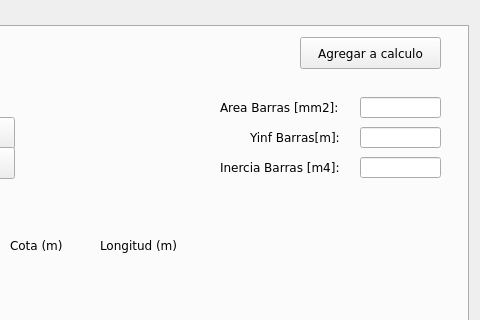
Above: ui_files/herramienta_trapecios_windows.ui from Sady-Guzman/herramienta_practica before the change; both pictures show x 682 to 1162 and y 0 to 320 of the 1162 by 677 pixel window. Below: the same form after it.
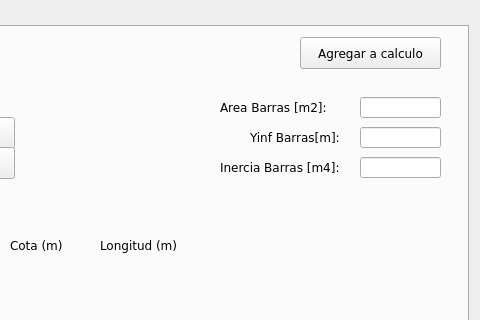
That is the form after the change. The open tabs and pages were chosen to show the change. Icons and pictures are not drawn.

Commit message: cambia etiqueta  area armadura pasiva de mm2 a m2

Patch:
```diff
--- a/ui_files/herramienta_trapecios_windows.ui
+++ b/ui_files/herramienta_trapecios_windows.ui
@@ -1290,7 +1290,7 @@
       </rect>
      </property>
      <property name="text">
-      <string>Area Barras [mm2]:</string>
+      <string>Area Barras [m2]:</string>
      </property>
     </widget>
     <widget class="QLineEdit" name="tab3_line_area_barras">
```
Left out of the diff: 2 changed lines with no effect on the pictures. The commit also changes 4 other files.
